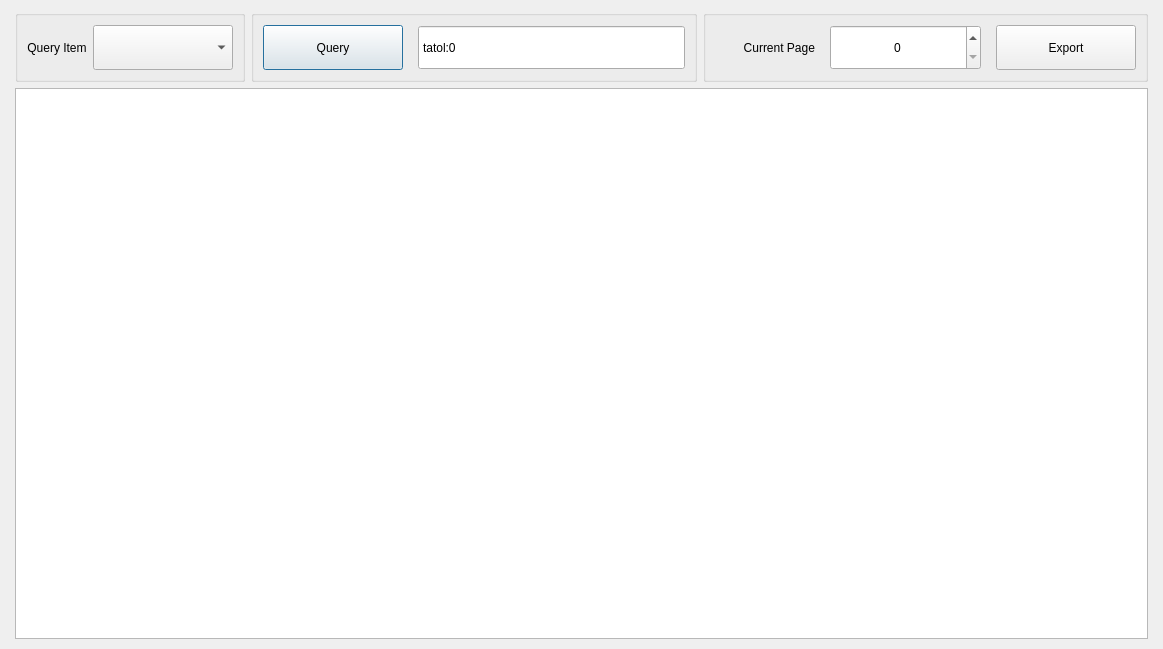
This is mdatecheckdlg.ui in yuanjinxin123/shenglei as Qt 5 draws it before an edit. The edited form follows.
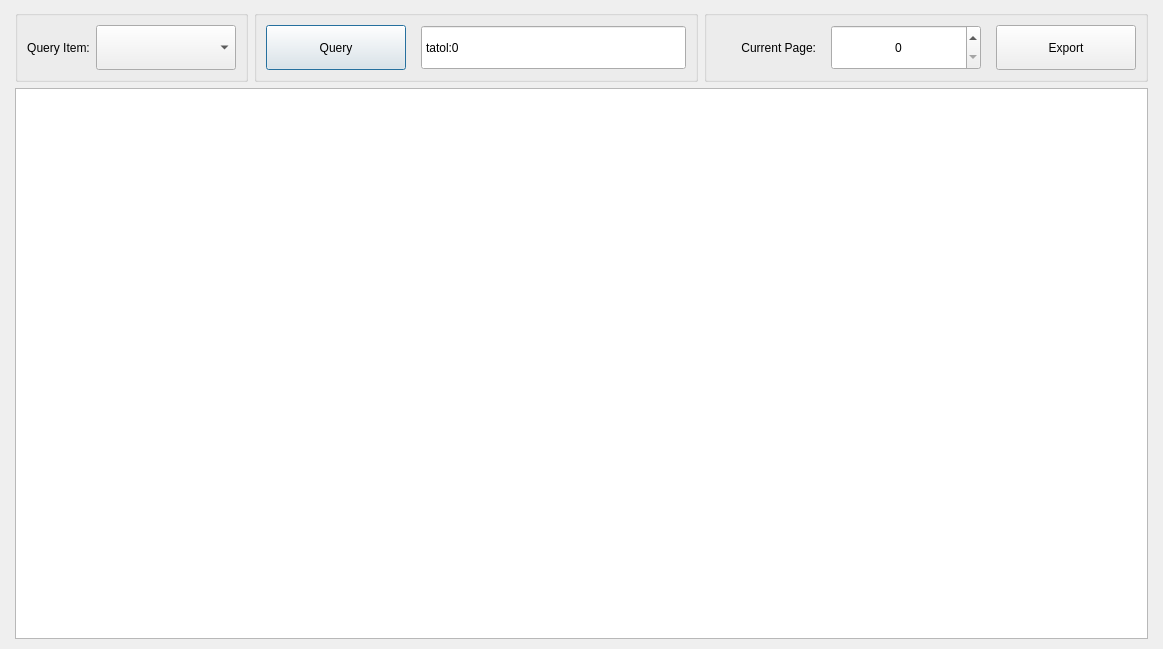
This is the edited form.

```diff
--- a/mdatecheckdlg.ui
+++ b/mdatecheckdlg.ui
@@ -35,7 +35,7 @@
       <item>
        <widget class="QLabel" name="label_2">
         <property name="text">
-         <string>Query Item</string>
+         <string>Query Item:</string>
         </property>
         <property name="alignment">
          <set>Qt::AlignCenter</set>
@@ -135,7 +135,7 @@
          </size>
         </property>
         <property name="text">
-         <string>Current Page</string>
+         <string>Current Page:</string>
         </property>
         <property name="alignment">
          <set>Qt::AlignRight|Qt::AlignTrailing|Qt::AlignVCenter</set>
```
